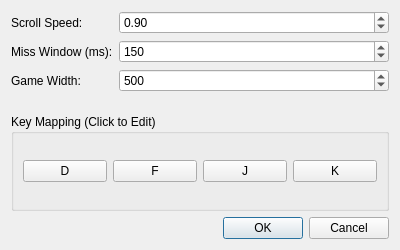
This is settingsdialog.ui in hanbinhsh/OSU-Quick-Player as Qt 5 draws it before an edit. The edited form follows.
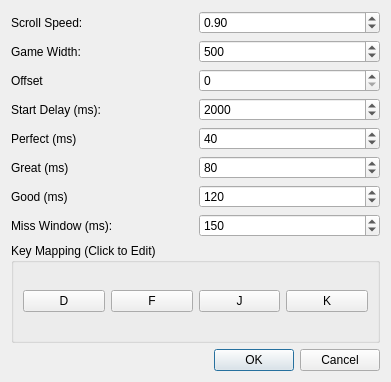
This is the edited form.

Commit message:
feat: Implement song selection window and enhance settings dialog
- Added a new `SongSelectWindow` for selecting songs with folder scanning and history tracking.
- Updated `SettingsDialog` to include additional configuration options for audio offset, pre-game delay, and judgment windows.
- Modified UI files to accommodate new settings and song selection features.
- Enhanced data structures to support new gameplay features and record keeping.
- Improved layout and styling for better user experience.

```diff
--- a/settingsdialog.ui
+++ b/settingsdialog.ui
@@ -6,8 +6,8 @@
    <rect>
     <x>0</x>
     <y>0</y>
-    <width>400</width>
-    <height>250</height>
+    <width>391</width>
+    <height>382</height>
    </rect>
   </property>
   <property name="windowTitle">
@@ -15,7 +15,61 @@
   </property>
   <layout class="QVBoxLayout" name="verticalLayout">
    <item>
-    <layout class="QFormLayout" name="formLayout">
+    <layout class="QGridLayout" name="gridLayout">
+     <item row="5" column="0">
+      <widget class="QLabel" name="label_5">
+       <property name="text">
+        <string>Great (ms)</string>
+       </property>
+      </widget>
+     </item>
+     <item row="6" column="0">
+      <widget class="QLabel" name="label_6">
+       <property name="text">
+        <string>Good (ms)</string>
+       </property>
+      </widget>
+     </item>
+     <item row="2" column="1">
+      <widget class="QSpinBox" name="spinOffset">
+       <property name="maximum">
+        <number>10000</number>
+       </property>
+      </widget>
+     </item>
+     <item row="1" column="1">
+      <widget class="QSpinBox" name="spinWidth">
+       <property name="minimum">
+        <number>300</number>
+       </property>
+       <property name="maximum">
+        <number>1000</number>
+       </property>
+       <property name="singleStep">
+        <number>10</number>
+       </property>
+       <property name="value">
+        <number>500</number>
+       </property>
+      </widget>
+     </item>
+     <item row="1" column="0">
+      <widget class="QLabel" name="label_3">
+       <property name="text">
+        <string>Game Width:</string>
+       </property>
+      </widget>
+     </item>
+     <item row="7" column="1">
+      <widget class="QSpinBox" name="spinMissWindow">
+       <property name="maximum">
+        <number>300</number>
+       </property>
+       <property name="value">
+        <number>150</number>
+       </property>
+      </widget>
+     </item>
      <item row="0" column="0">
       <widget class="QLabel" name="label">
        <property name="text">
@@ -23,6 +77,39 @@
        </property>
       </widget>
      </item>
+     <item row="6" column="1">
+      <widget class="QSpinBox" name="spinJ_Good">
+       <property name="minimum">
+        <number>-500</number>
+       </property>
+       <property name="maximum">
+        <number>500</number>
+       </property>
+       <property name="value">
+        <number>120</number>
+       </property>
+      </widget>
+     </item>
+     <item row="5" column="1">
+      <widget class="QSpinBox" name="spinJ_Great">
+       <property name="minimum">
+        <number>-500</number>
+       </property>
+       <property name="maximum">
+        <number>500</number>
+       </property>
+       <property name="value">
+        <number>80</number>
+       </property>
+      </widget>
+     </item>
+     <item row="2" column="0">
+      <widget class="QLabel" name="label_7">
+       <property name="text">
+        <string>Offset</string>
+       </property>
+      </widget>
+     </item>
      <item row="0" column="1">
       <widget class="QDoubleSpinBox" name="spinSpeed">
        <property name="singleStep">
@@ -33,43 +120,53 @@
        </property>
       </widget>
      </item>
-     <item row="1" column="0">
+     <item row="7" column="0">
       <widget class="QLabel" name="label_2">
        <property name="text">
         <string>Miss Window (ms):</string>
        </property>
       </widget>
      </item>
-     <item row="1" column="1">
-      <widget class="QSpinBox" name="spinMissWindow">
+     <item row="4" column="0">
+      <widget class="QLabel" name="label_4">
+       <property name="text">
+        <string>Perfect (ms)</string>
+       </property>
+      </widget>
+     </item>
+     <item row="4" column="1">
+      <widget class="QSpinBox" name="spinJ_Perfect">
+       <property name="minimum">
+        <number>-500</number>
+       </property>
        <property name="maximum">
-        <number>300</number>
+        <number>500</number>
        </property>
        <property name="value">
-        <number>150</number>
+        <number>40</number>
        </property>
       </widget>
      </item>
-     <item row="2" column="0">
-      <widget class="QLabel" name="label_3">
+     <item row="3" column="0">
+      <widget class="QLabel" name="label_8">
        <property name="text">
-        <string>Game Width:</string>
+        <string>Start Delay (ms):</string>
        </property>
       </widget>
      </item>
-     <item row="2" column="1">
-      <widget class="QSpinBox" name="spinWidth">
+     <item row="3" column="1">
+      <widget class="QSpinBox" name="spinPreGameDelay">
        <property name="minimum">
-        <number>300</number>
-       </property>
-       <property name="maximum">
         <number>1000</number>
        </property>
+       <property name="maximum">
+        <number>10000</number>
+       </property>
        <property name="singleStep">
         <number>50</number>
        </property>
        <property name="value">
-        <number>500</number>
+        <number>2000</number>
        </property>
       </widget>
      </item>
```
Left out of the diff: 4 changed lines with no effect on the pictures. The commit also changes 10 other files.
